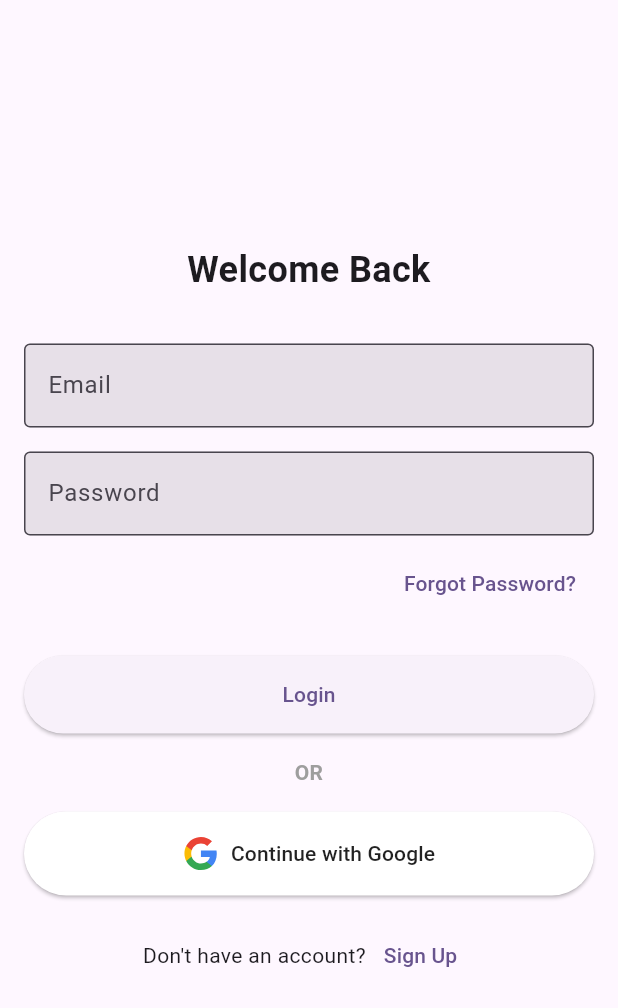
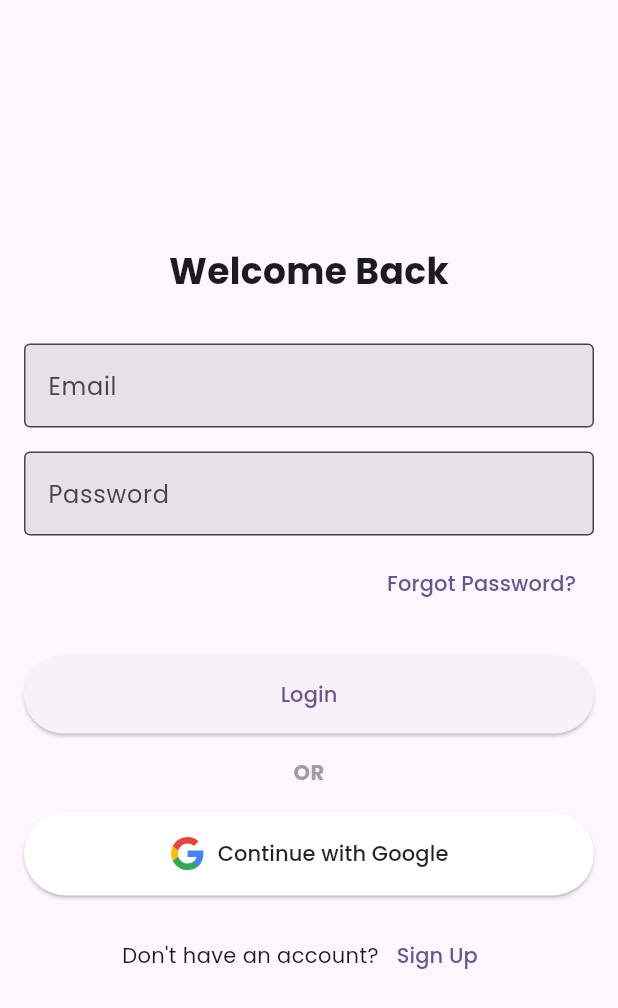
Before and after one commit to Sambhav0707/quittr, a Flutter app: the screen it shows after launch, on a phone screen of 412 x 824 dp. Shown: the top 1008 px of the screen. Run offline on Flutter 3.47's test engine with Material 3 defaults, Android fonts, the light colour scheme and no system bars; our stand-ins replace cloud_firestore, dartz, equatable, firebase_auth, firebase_core, firebase_storage and 5 more; accounts and stored records are empty.

Commit message:
Updated default font to poppins

```diff
--- a/lib/features/profile/presentation/screens/profile_screen.dart
+++ b/lib/features/profile/presentation/screens/profile_screen.dart
@@ -35,7 +35,12 @@ class ProfileScreen extends StatelessWidget {
             return CustomScrollView(
               slivers: [
                 SliverAppBar(
-                  title: Text('Profile'),
+                  title: Text('You'),
+                  centerTitle: false,
+                  titleTextStyle: Theme.of(context)
+                      .textTheme
+                      .titleLarge
+                      ?.copyWith(fontWeight: FontWeight.bold),
                   actions: [
                     IconButton(
                       icon: const Icon(Icons.settings_outlined),
--- a/lib/main.dart
+++ b/lib/main.dart
@@ -1,6 +1,7 @@
 import 'package:firebase_core/firebase_core.dart';
 import 'package:flutter/material.dart';
 import 'package:flutter_bloc/flutter_bloc.dart';
+import 'package:google_fonts/google_fonts.dart';
 import 'package:quittr/core/bloc_observer.dart';
 import 'package:quittr/core/injection_container.dart' as di;
 import 'package:quittr/features/auth/presentation/bloc/auth_bloc.dart';
@@ -29,14 +30,67 @@
 
   @override
   Widget build(BuildContext context) {
+    final colorScheme = ColorScheme.fromSeed(
+      seedColor: Colors.deepPurple,
+      brightness: MediaQuery.platformBrightnessOf(context),
+    );
+
+    final textTheme = GoogleFonts.poppinsTextTheme(
+      ThemeData(colorScheme: colorScheme).textTheme,
+    );
+
     return BlocProvider(
       create: (_) => AuthBloc(authRepository: di.sl()),
       child: MaterialApp(
         title: 'Quittr',
         debugShowCheckedModeBanner: false,
         theme: ThemeData(
-          colorScheme: ColorScheme.fromSeed(seedColor: Colors.deepPurple),
+          colorScheme: colorScheme,
           useMaterial3: true,
+          textTheme: textTheme,
+          appBarTheme: AppBarTheme(
+            titleTextStyle: textTheme.titleLarge?.copyWith(
+              fontWeight: FontWeight.w600,
+            ),
+          ),
+          cardTheme: CardTheme(
+            elevation: 0,
+            shape: RoundedRectangleBorder(
+              borderRadius: BorderRadius.circular(16),
+            ),
+          ),
+          dialogTheme: DialogTheme(
+            shape: RoundedRectangleBorder(
+              borderRadius: BorderRadius.circular(28),
+            ),
+            titleTextStyle: textTheme.titleLarge?.copyWith(
+              fontWeight: FontWeight.w600,
+            ),
+          ),
+        ),
+        darkTheme: ThemeData(
+          colorScheme: colorScheme.copyWith(brightness: Brightness.dark),
+          useMaterial3: true,
+          textTheme: textTheme,
+          appBarTheme: AppBarTheme(
+            titleTextStyle: textTheme.titleLarge?.copyWith(
+              fontWeight: FontWeight.w600,
+            ),
+          ),
+          cardTheme: CardTheme(
+            elevation: 0,
+            shape: RoundedRectangleBorder(
+              borderRadius: BorderRadius.circular(16),
+            ),
+          ),
+          dialogTheme: DialogTheme(
+            shape: RoundedRectangleBorder(
+              borderRadius: BorderRadius.circular(28),
+            ),
+            titleTextStyle: textTheme.titleLarge?.copyWith(
+              fontWeight: FontWeight.w600,
+            ),
+          ),
         ),
         home: const AuthWrapper(),
         routes: {
--- a/pubspec.yaml
+++ b/pubspec.yaml
@@ -53,6 +53,8 @@ dependencies:
   # Firebase
   cloud_firestore: ^5.6.2
   firebase_storage: ^12.4.1
+
+  google_fonts: ^6.1.0
 
 dev_dependencies:
   flutter_test:
```
Also changed, not shown: pubspec.lock.
